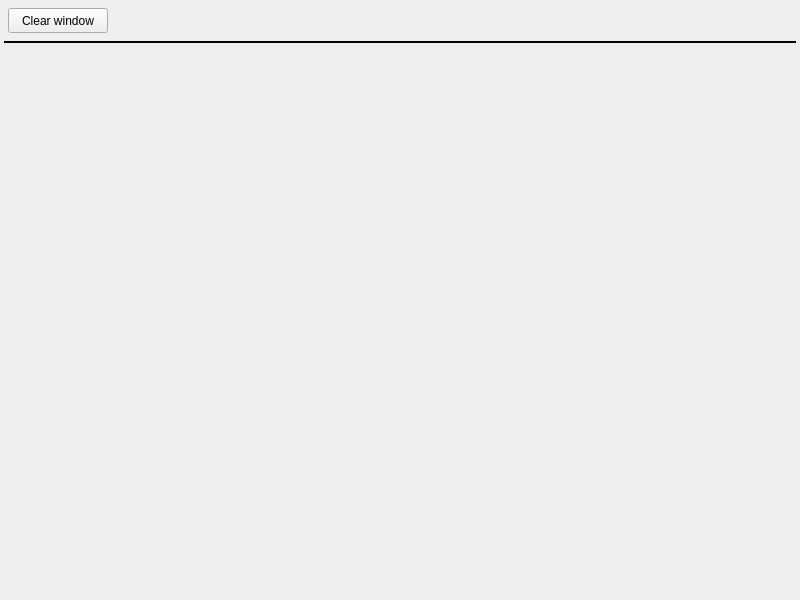
Above: mw4/gui/widgets/satellite.ui from mworion/MountWizzard4 before the change. Below: the same form after it.
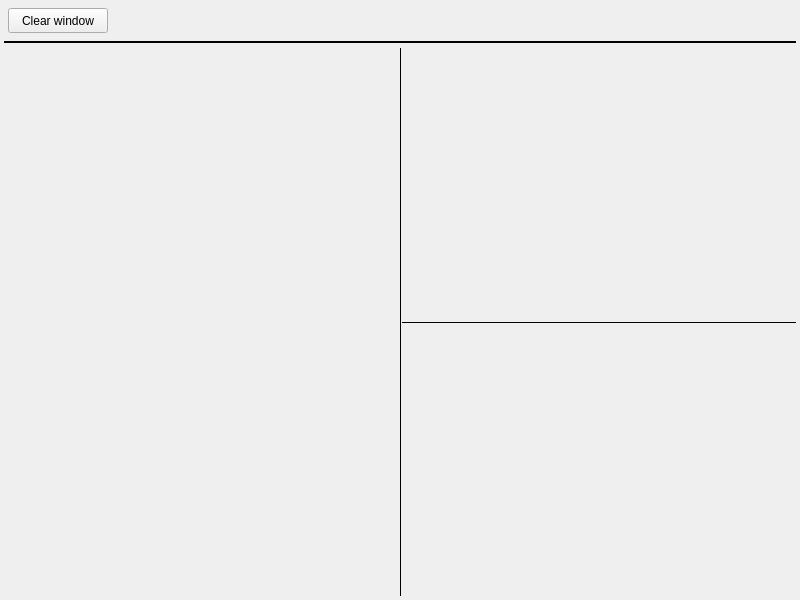
That is the form after the change.

Commit message: first guess of styling of satellite window

Diff of the .ui file:
```diff
--- a/mw4/gui/widgets/satellite.ui
+++ b/mw4/gui/widgets/satellite.ui
@@ -19,12 +19,12 @@
   <property name="minimumSize">
    <size>
     <width>800</width>
-    <height>200</height>
+    <height>600</height>
    </size>
   </property>
   <property name="maximumSize">
    <size>
-    <width>800</width>
+    <width>1600</width>
     <height>1200</height>
    </size>
   </property>
@@ -122,7 +122,77 @@
     </widget>
    </item>
    <item>
-    <widget class="QWidget" name="satellite" native="true"/>
+    <layout class="QHBoxLayout" name="horizontalLayout_3">
+     <property name="spacing">
+      <number>0</number>
+     </property>
+     <property name="leftMargin">
+      <number>0</number>
+     </property>
+     <property name="topMargin">
+      <number>0</number>
+     </property>
+     <property name="rightMargin">
+      <number>0</number>
+     </property>
+     <property name="bottomMargin">
+      <number>0</number>
+     </property>
+     <item>
+      <widget class="QWidget" name="satSphere" native="true"/>
+     </item>
+     <item>
+      <widget class="Line" name="line_3">
+       <property name="frameShadow">
+        <enum>QFrame::Plain</enum>
+       </property>
+       <property name="midLineWidth">
+        <number>1</number>
+       </property>
+       <property name="orientation">
+        <enum>Qt::Vertical</enum>
+       </property>
+      </widget>
+     </item>
+     <item>
+      <layout class="QVBoxLayout" name="verticalLayout_3">
+       <property name="spacing">
+        <number>0</number>
+       </property>
+       <property name="leftMargin">
+        <number>0</number>
+       </property>
+       <property name="topMargin">
+        <number>0</number>
+       </property>
+       <property name="rightMargin">
+        <number>0</number>
+       </property>
+       <property name="bottomMargin">
+        <number>0</number>
+       </property>
+       <item>
+        <widget class="QWidget" name="satEarth" native="true"/>
+       </item>
+       <item>
+        <widget class="Line" name="line_2">
+         <property name="frameShadow">
+          <enum>QFrame::Plain</enum>
+         </property>
+         <property name="midLineWidth">
+          <number>1</number>
+         </property>
+         <property name="orientation">
+          <enum>Qt::Horizontal</enum>
+         </property>
+        </widget>
+       </item>
+       <item>
+        <widget class="QWidget" name="satHorizon" native="true"/>
+       </item>
+      </layout>
+     </item>
+    </layout>
    </item>
   </layout>
  </widget>
```
Left out of the diff: 2 changed lines with no effect on the pictures. The commit also changes 4 other files.
